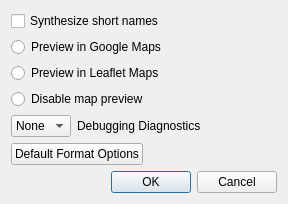
The window that gui/advui.ui (GPSBabel/gpsbabel) describes before a commit, drawn with Qt 5.
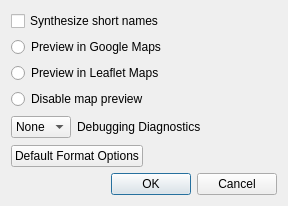
The same window after the commit.

```diff
--- a/gui/advui.ui
+++ b/gui/advui.ui
@@ -7,7 +7,7 @@
     <x>0</x>
     <y>0</y>
     <width>288</width>
-    <height>196</height>
+    <height>206</height>
    </rect>
   </property>
   <property name="windowTitle">
```
Left out of the diff: 3 changed lines with no effect on the pictures.
